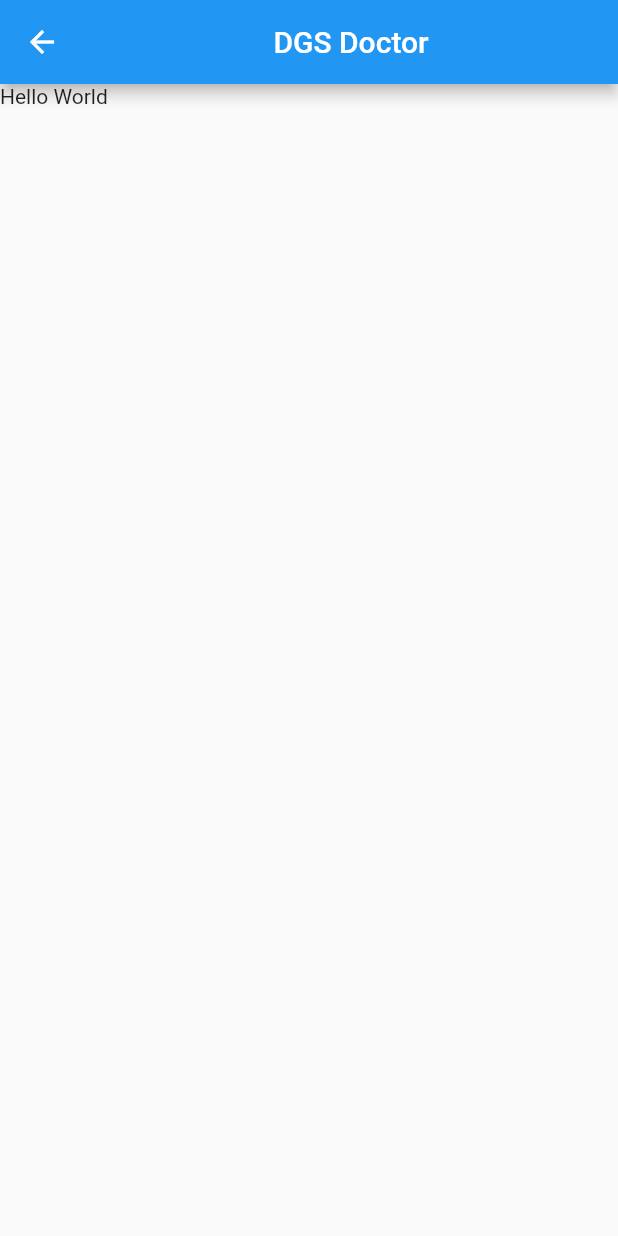
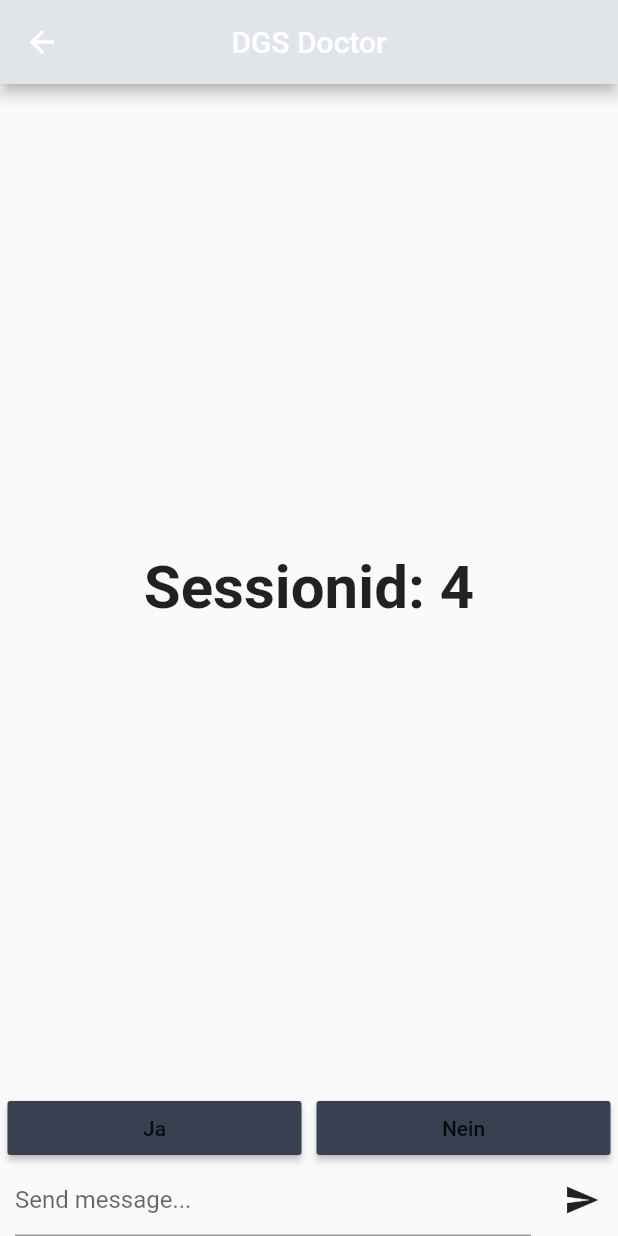
Before and after one commit to DGSDoktorUndInformation/DGSDoktorUndInformation, a Flutter app: the screen it shows after launch, after a tap on "Arztbesuch", on a phone screen of 412 x 824 dp. Run offline on Flutter 3.47's test engine with Material 2 defaults, Android fonts, the phone set to English and light mode, and no system bars; our stand-ins replace shared_preferences.

Commit message:
erste Version Chat

```diff
--- a/app/lib/appBarContent.dart
+++ b/app/lib/appBarContent.dart
@@ -4,7 +4,7 @@ import 'package:flutter/material.dart';
 class AppBarContent extends StatelessWidget {
   @override
   Widget build(BuildContext context) {
-    return Center(child: Text("DGS Doctor"));
+    return Text("DGS Doctor");
   }
 
 }
--- a/app/lib/arztBesuch.dart
+++ b/app/lib/arztBesuch.dart
@@ -1,6 +1,14 @@
+import 'dart:convert';
+
 import 'package:dsgdoctor/appBarContent.dart';
+import 'package:dsgdoctor/chat/chat.dart';
+import 'package:dsgdoctor/chat/chatApi.dart';
+import 'package:dsgdoctor/profile/profile.dart';
 import 'package:flutter/cupertino.dart';
 import 'package:flutter/material.dart';
+import 'package:shared_preferences/shared_preferences.dart';
+
+import 'colors.dart';
 
 class ArztBesuch extends StatefulWidget {
   @override
@@ -14,13 +22,34 @@ class ArztBesuchState extends State<ArztBesuch> {
   Widget build(BuildContext context) {
     return Scaffold(
         appBar: AppBar(
-            centerTitle: true,
-            automaticallyImplyLeading: false,
+          centerTitle: true,
+          automaticallyImplyLeading: false,
+          backgroundColor: ThemeColors.Primary,
             title: AppBarContent(),
             leading: IconButton(
                 onPressed: () => Navigator.pop(context),
                 icon: Icon(Icons.arrow_back),
                 tooltip: 'Zurück')),
-        body: Text("Hello World"));
+        body: FutureBuilder<String>(
+            future: startSession(),
+            builder:
+                (BuildContext context, AsyncSnapshot snapshot) {
+              if (!snapshot.hasData) {
+                return Center(child: CircularProgressIndicator());
+              }
+
+              return Chat(snapshot.data);
+            }));
+  }
+
+  Future<String> startSession() async {
+    var prefs = await SharedPreferences.getInstance();
+    var userprofileAsString = prefs.getString("user_profile");
+    if(userprofileAsString == null) {
+      return ChatApi().startSession(new Profile());
+    }
+
+    var string = Profile.fromJson(jsonDecode(userprofileAsString));
+    return ChatApi().startSession(string);
   }
 }
--- /dev/null
+++ b/app/lib/chat/chat.dart
@@ -0,0 +1,161 @@
+import 'package:dsgdoctor/chat/chatApi.dart';
+import 'package:dsgdoctor/chat/chatBloc.dart';
+import 'package:dsgdoctor/colors.dart';
+import 'package:dsgdoctor/profile/profile.dart';
+import 'package:flutter/cupertino.dart';
+import 'package:flutter/material.dart';
+
+import 'chatBubble.dart';
+import 'chatMessageModel.dart';
+
+class Chat extends StatefulWidget {
+  String sessionId;
+
+  Chat(this.sessionId);
+
+  @override
+  State<StatefulWidget> createState() {
+    return ChatState(sessionId);
+  }
+}
+
+class ChatState extends State<Chat> {
+  String sessionId;
+  ChatBloc chatBloc;
+  ScrollController scrollController;
+  TextEditingController messageController = new TextEditingController();
+  List<ChatMessageModel> chatMessages;
+
+  ChatState(this.sessionId) {
+    chatBloc = ChatBloc(ChatApi(), this.sessionId);
+  }
+
+  Widget createListView(BuildContext context, AsyncSnapshot snapshot) {
+    chatMessages = snapshot.data;
+    chatMessages.sort((x, y) => y.date.compareTo(x.date));
+
+    return new ListView.builder(
+      itemCount: chatMessages.length,
+      controller: scrollController,
+      reverse: true,
+      itemBuilder: (BuildContext context, int index) {
+        var isMe = chatMessages[index].fromApp;
+        var messageAlignment;
+        var time = chatMessages[index].date.substring(11, 16);
+
+        if (isMe) {
+          messageAlignment = Alignment.centerRight;
+        } else {
+          messageAlignment = Alignment.centerLeft;
+        }
+
+        return new Padding(
+          padding: EdgeInsets.fromLTRB(20.0, 2.0, 20.0, 2.0),
+          child: new Align(
+            alignment: messageAlignment,
+            child: new ChatBubble(
+              message: chatMessages[index].message,
+              time: time,
+              delivered: true,
+              isMe: isMe,
+            ),
+          ),
+        );
+      },
+    );
+  }
+
+  Widget yesNoArea() {
+    return Row(
+      children: <Widget>[questionButton("Ja"), questionButton("Nein")],
+    );
+  }
+
+  Widget questionButton(text) => Expanded(
+        child: Padding(
+          padding: const EdgeInsets.fromLTRB(5, 0, 5, 0),
+          child: MaterialButton(
+              color: ThemeColors.darkgrey,
+              child: Text(text),
+              onPressed: () => sendMessage(text)),
+        ),
+      );
+
+  @override
+  Widget build(BuildContext context) {
+    var messageTextField = TextFormField(
+        controller: messageController,
+        textInputAction: TextInputAction.newline,
+        onFieldSubmitted: (String value) async {
+          await sendMessage(messageController.text);
+        },
+        minLines: 1,
+        maxLines: 10,
+        keyboardType: TextInputType.multiline,
+        decoration: InputDecoration(hintText: "Send message..."));
+
+    var streamBuilder = new StreamBuilder(
+        stream: chatBloc.outCurrentBloc,
+        builder: (BuildContext context, AsyncSnapshot snapshot) {
+          switch (snapshot.connectionState) {
+            case ConnectionState.none:
+            case ConnectionState.waiting:
+
+            default:
+              print(snapshot);
+              if (snapshot.hasError)
+                return new Text('Error: ${snapshot.error}');
+              else if (!snapshot.hasData) {
+                return Center(
+                    child: Text("Sessionid: $sessionId",
+                        style: TextStyle(
+                            fontWeight: FontWeight.bold, fontSize: 40)));
+              } else
+                return createListView(context, snapshot);
+          }
+        });
+
+    return Column(children: <Widget>[
+      Expanded(child: streamBuilder),
+      yesNoArea(),
+      Row(
+        children: <Widget>[
+          Flexible(
+              child: Padding(
+                  padding: EdgeInsets.only(right: 10.0, left: 10.0),
+                  child: messageTextField)),
+          IconButton(
+            icon: new Icon(Icons.send),
+            onPressed: () => sendMessage(messageController.text),
+          )
+        ],
+      )
+    ]
+        // input field + send button
+        );
+  }
+
+  @override
+  void initState() {
+    scrollController = ScrollController();
+    scrollController.addListener(scrollListener);
+    super.initState();
+  }
+
+  scrollListener() async {
+    if (scrollController.offset >= scrollController.position.maxScrollExtent &&
+        !scrollController.position.outOfRange) {
+      chatBloc.readMore();
+    }
+  }
+
+  sendMessage(String text) async {
+    var message = text;
+    if (message.isEmpty) {
+      return;
+    }
+
+    messageController.text = "";
+    chatBloc.sendMessage(message);
+  }
+}
--- /dev/null
+++ b/app/lib/chat/chatApi.dart
@@ -0,0 +1,25 @@
+import 'package:dsgdoctor/chat/chatMessageModel.dart';
+import 'package:dsgdoctor/profile/profile.dart';
+
+class ChatApi {
+  List<ChatMessageModel> chats;
+
+  ChatApi() {
+    chats = new List<ChatMessageModel>();
+  }
+
+  readChats(String chatId, int page) async {
+    return chats;
+  }
+
+  postMessage(String message, bool fromApp, String chatId) async {
+    var chatMessageModel = ChatMessageModel.builder(chatId, message, DateTime.now().toIso8601String());
+    chatMessageModel.messageId = chats.length.toString();
+    chats.add(chatMessageModel);
+  }
+
+  Future<String> startSession(Profile profile) async {
+    return "4";
+  }
+
+}
--- /dev/null
+++ b/app/lib/chat/chatBloc.dart
@@ -0,0 +1,78 @@
+import 'dart:async';
+
+import 'package:dsgdoctor/chat/chatApi.dart';
+import 'package:dsgdoctor/chat/chatMessageModel.dart';
+import 'package:dsgdoctor/profile/profile.dart';
+
+class ChatBloc {
+  StreamController<List<ChatMessageModel>> streamController =
+  StreamController<List<ChatMessageModel>>.broadcast();
+  StreamController<List<ChatMessageModel>> cmdstreamController =
+  StreamController<List<ChatMessageModel>>.broadcast();
+
+  Stream<List<ChatMessageModel>> get outCurrentBloc => streamController.stream;
+  StreamSink get cmdCurrentBloc => cmdstreamController.sink;
+
+  ChatApi chatApi;
+  String sessionId;
+  List<int> loadedPages;
+  Timer timer;
+
+  ChatBloc(ChatApi this.chatApi, this.sessionId) {
+    cmdstreamController.stream.listen((x) => onMessage(x));
+
+    loadedPages = [0, 1];
+    applyChatsToStream(loadedPages);
+
+    timer = new Timer(new Duration(seconds: 5), () => applyChatsToStream([0]));
+  }
+
+  void onMessage(List<ChatMessageModel> x) {
+    if(x.isEmpty) {
+      return;
+    }
+
+    for(var message in x) {
+      if(!_chatMessages.any((x) => x.messageId == message.messageId)) {
+        _chatMessages.add(message);
+      }
+    }
+
+    streamController.sink.add(_chatMessages);
+  }
+
+  void applyChatsToStream(List<int> pages) {
+    var chats = readChats(pages);
+
+    var list = chats.toList();
+    list.then((y) => cmdCurrentBloc.add(y));
+  }
+
+  Stream<ChatMessageModel> readChats(List<int> pages) async* {
+    for (var page in pages) {
+      var chats = await chatApi.readChats(sessionId, page);
+      for(var chat in chats) {
+        yield chat;
+      }
+    }
+  }
+
+  void sendMessage(String message) async {
+    await chatApi.postMessage(message, true, this.sessionId);
+    applyChatsToStream([0]);
+  }
+
+  void dispose() {
+    streamController.close();
+    cmdstreamController.close();
+    timer.cancel();
+  }
+
+  void readMore() {
+    var newLoadedPage = loadedPages.last + 1;
+    loadedPages.add(newLoadedPage);
+    applyChatsToStream([newLoadedPage]);
+  }
+
+  List<ChatMessageModel> _chatMessages = new List<ChatMessageModel>();
+}
--- /dev/null
+++ b/app/lib/chat/chatMessageModel.dart
@@ -0,0 +1,24 @@
+class ChatMessageModel {
+  String messageId;
+  String chatId;
+  String message;
+  String date;
+  bool fromApp;
+
+  ChatMessageModel({this.messageId, this.chatId, this.message, this.date, this.fromApp});
+
+  factory ChatMessageModel.fromJson(json) {
+    ChatMessageModel chatMessage = ChatMessageModel(
+        messageId: json["messageId"],
+        chatId: json["chatId"],
+        message: json["message"],
+        date: json["date"],
+        fromApp: json["fromApp"]);
+
+    return chatMessage;
+  }
+
+  factory ChatMessageModel.builder(chatId, message, date) {
+    return ChatMessageModel(chatId: chatId, message: message, date: date, fromApp: true);
+  }
+}
--- a/app/lib/colors.dart
+++ b/app/lib/colors.dart
@@ -2,4 +2,5 @@ import 'package:flutter/material.dart';
 
 class ThemeColors {
   static const Primary = Color.fromRGBO(225, 229, 233, 100);
+  static const darkgrey = Color.fromRGBO(55, 65, 81, 100);
 }
--- a/app/pubspec.yaml
+++ b/app/pubspec.yaml
@@ -23,6 +23,7 @@ dependencies:
   # The following adds the Cupertino Icons font to your application.
   # Use with the CupertinoIcons class for iOS style icons.
   cupertino_icons: ^0.1.2
+  shared_preferences: 0.5.6+3
 
 dev_dependencies:
   flutter_test:
```
Also changed, not shown: app/lib/chat/chatBubble.dart (added, +48 -0 lines), app/pubspec.lock.
